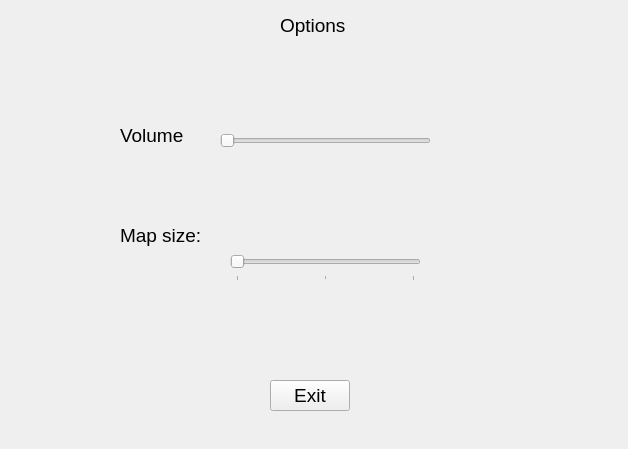
First picture: the form in settingswindow.ui, repository Kiziaka05/BikiniBottom2.0, before the edit.
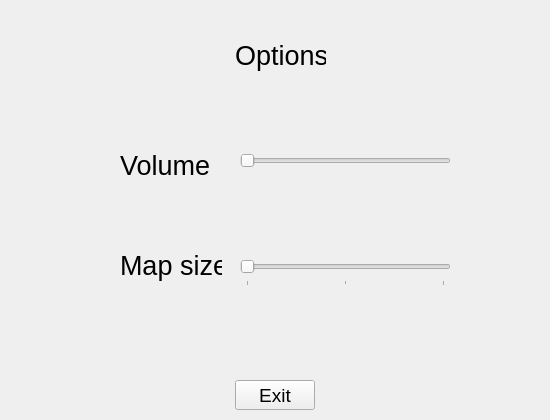
Second picture: the form after the edit.

Diff of the .ui file:
```diff
--- a/settingswindow.ui
+++ b/settingswindow.ui
@@ -6,20 +6,29 @@
    <rect>
     <x>0</x>
     <y>0</y>
-    <width>628</width>
-    <height>449</height>
+    <width>550</width>
+    <height>420</height>
    </rect>
   </property>
+  <property name="minimumSize">
+   <size>
+    <width>550</width>
+    <height>420</height>
+   </size>
+  </property>
+  <property name="contextMenuPolicy">
+   <enum>Qt::ContextMenuPolicy::NoContextMenu</enum>
+  </property>
   <property name="windowTitle">
    <string>Form</string>
   </property>
   <widget class="QPushButton" name="btn_close">
    <property name="geometry">
     <rect>
-     <x>270</x>
+     <x>235</x>
      <y>380</y>
      <width>80</width>
-     <height>31</height>
+     <height>30</height>
     </rect>
    </property>
    <property name="font">
@@ -37,15 +46,15 @@
   <widget class="QLabel" name="label">
    <property name="geometry">
     <rect>
-     <x>280</x>
-     <y>10</y>
+     <x>235</x>
+     <y>40</y>
      <width>91</width>
      <height>31</height>
     </rect>
    </property>
    <property name="font">
     <font>
-     <pointsize>14</pointsize>
+     <pointsize>20</pointsize>
     </font>
    </property>
    <property name="text">
@@ -56,14 +65,14 @@
    <property name="geometry">
     <rect>
      <x>120</x>
-     <y>120</y>
-     <width>91</width>
+     <y>150</y>
+     <width>100</width>
      <height>31</height>
     </rect>
    </property>
    <property name="font">
     <font>
-     <pointsize>14</pointsize>
+     <pointsize>20</pointsize>
     </font>
    </property>
    <property name="text">
@@ -73,15 +82,15 @@
   <widget class="QSlider" name="sld_volume">
    <property name="geometry">
     <rect>
-     <x>220</x>
-     <y>130</y>
+     <x>240</x>
+     <y>150</y>
      <width>211</width>
      <height>21</height>
     </rect>
    </property>
    <property name="font">
     <font>
-     <pointsize>14</pointsize>
+     <pointsize>20</pointsize>
     </font>
    </property>
    <property name="orientation">
@@ -92,14 +101,14 @@
    <property name="geometry">
     <rect>
      <x>120</x>
-     <y>220</y>
-     <width>101</width>
+     <y>250</y>
+     <width>102</width>
      <height>31</height>
     </rect>
    </property>
    <property name="font">
     <font>
-     <pointsize>14</pointsize>
+     <pointsize>20</pointsize>
     </font>
    </property>
    <property name="text">
@@ -109,9 +118,9 @@
   <widget class="QSlider" name="slider_mapsize">
    <property name="geometry">
     <rect>
-     <x>230</x>
-     <y>250</y>
-     <width>191</width>
+     <x>240</x>
+     <y>255</y>
+     <width>211</width>
      <height>31</height>
     </rect>
    </property>
```
Left out of the diff: 8 changed lines with no effect on the pictures.
